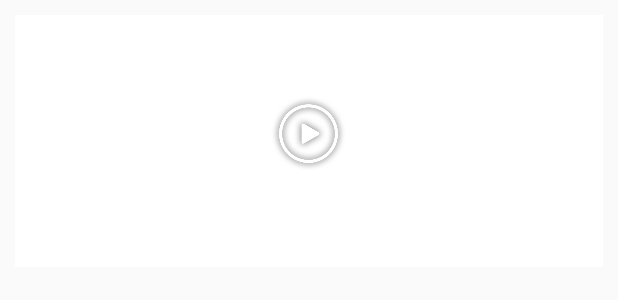
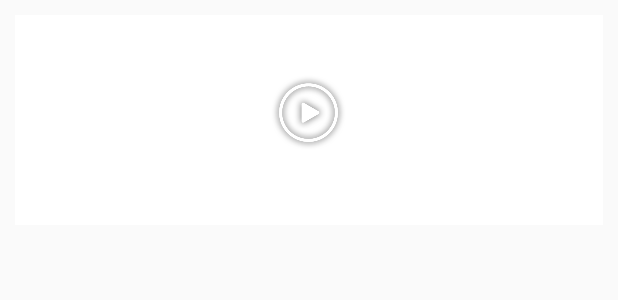
Before and after one commit to Diogoftf/Moblay, an Android app: the layout custom_video.xml on its own in the app's theme, with its tools: preview values and no code run, on a phone screen of 412 x 824 dp. Shown: the top 300 px of the screen. Run offline under Robolectric (Android 15) with nearby library versions, the light colour scheme and no system bars; plain views replace RoundKornerLinearLayout.

Commit message:
Span and video size

```diff
--- a/app/src/main/java/com/example/moblay/MainActivity.java
+++ b/app/src/main/java/com/example/moblay/MainActivity.java
@@ -51,7 +51,7 @@ public class MainActivity extends AppCompatActivity {
 
     private void init() {
         _recyclerView = (RecyclerView) findViewById(R.id.recyclerViewVideo);
-        recycleviewLayoutManager = new GridLayoutManager(getApplicationContext(),2);
+        recycleviewLayoutManager = new GridLayoutManager(getApplicationContext(),3);
         _recyclerView.setLayoutManager(recycleviewLayoutManager);
         arrayListVideos = new ArrayList<>();
         fetchVideosFromGallery();
--- a/app/src/main/res/layout/custom_video.xml
+++ b/app/src/main/res/layout/custom_video.xml
@@ -1,7 +1,7 @@
 <?xml version="1.0" encoding="utf-8"?>
 <RelativeLayout xmlns:android="http://schemas.android.com/apk/res/android"
     android:layout_width="match_parent"
-    android:layout_height="178dp"
+    android:layout_height="150dp"
     xmlns:app="http://schemas.android.com/apk/res-auto">
 
     <com.jcminarro.roundkornerlayout.RoundKornerLinearLayout
```
